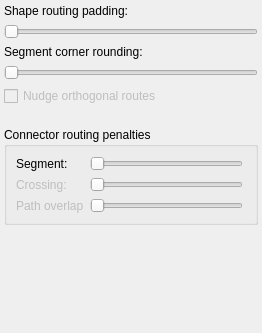
Above: libdunnartcanvas/ui/connectorproperties.ui from mjwybrow/dunnart before the change. Below: the same form after it.
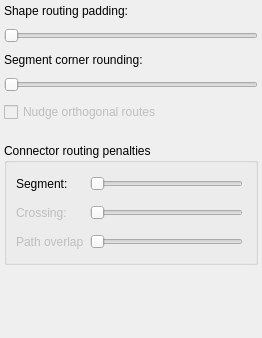
That is the form after the change.

Commit message: Fix display issues with minimum slider height.

What changed in the file:
```diff
--- a/libdunnartcanvas/ui/connectorproperties.ui
+++ b/libdunnartcanvas/ui/connectorproperties.ui
@@ -7,7 +7,7 @@
     <x>0</x>
     <y>0</y>
     <width>262</width>
-    <height>333</height>
+    <height>338</height>
    </rect>
   </property>
   <property name="sizePolicy">
@@ -48,6 +48,12 @@
     </item>
     <item>
      <widget class="QSlider" name="shapePaddingSlider">
+      <property name="minimumSize">
+       <size>
+        <width>0</width>
+        <height>23</height>
+       </size>
+      </property>
       <property name="maximum">
        <number>40</number>
       </property>
@@ -68,6 +74,12 @@
       <property name="enabled">
        <bool>true</bool>
       </property>
+      <property name="minimumSize">
+       <size>
+        <width>0</width>
+        <height>23</height>
+       </size>
+      </property>
       <property name="maximum">
        <number>30</number>
       </property>
@@ -154,6 +166,12 @@
          </item>
          <item row="1" column="1">
           <widget class="QSlider" name="segmentPenaltySlider">
+           <property name="minimumSize">
+            <size>
+             <width>0</width>
+             <height>23</height>
+            </size>
+           </property>
            <property name="orientation">
             <enum>Qt::Horizontal</enum>
            </property>
@@ -164,6 +182,12 @@
            <property name="enabled">
             <bool>false</bool>
            </property>
+           <property name="minimumSize">
+            <size>
+             <width>0</width>
+             <height>23</height>
+            </size>
+           </property>
            <property name="orientation">
             <enum>Qt::Horizontal</enum>
            </property>
@@ -174,6 +198,12 @@
            <property name="enabled">
             <bool>false</bool>
            </property>
+           <property name="minimumSize">
+            <size>
+             <width>0</width>
+             <height>23</height>
+            </size>
+           </property>
            <property name="orientation">
             <enum>Qt::Horizontal</enum>
            </property>
```
